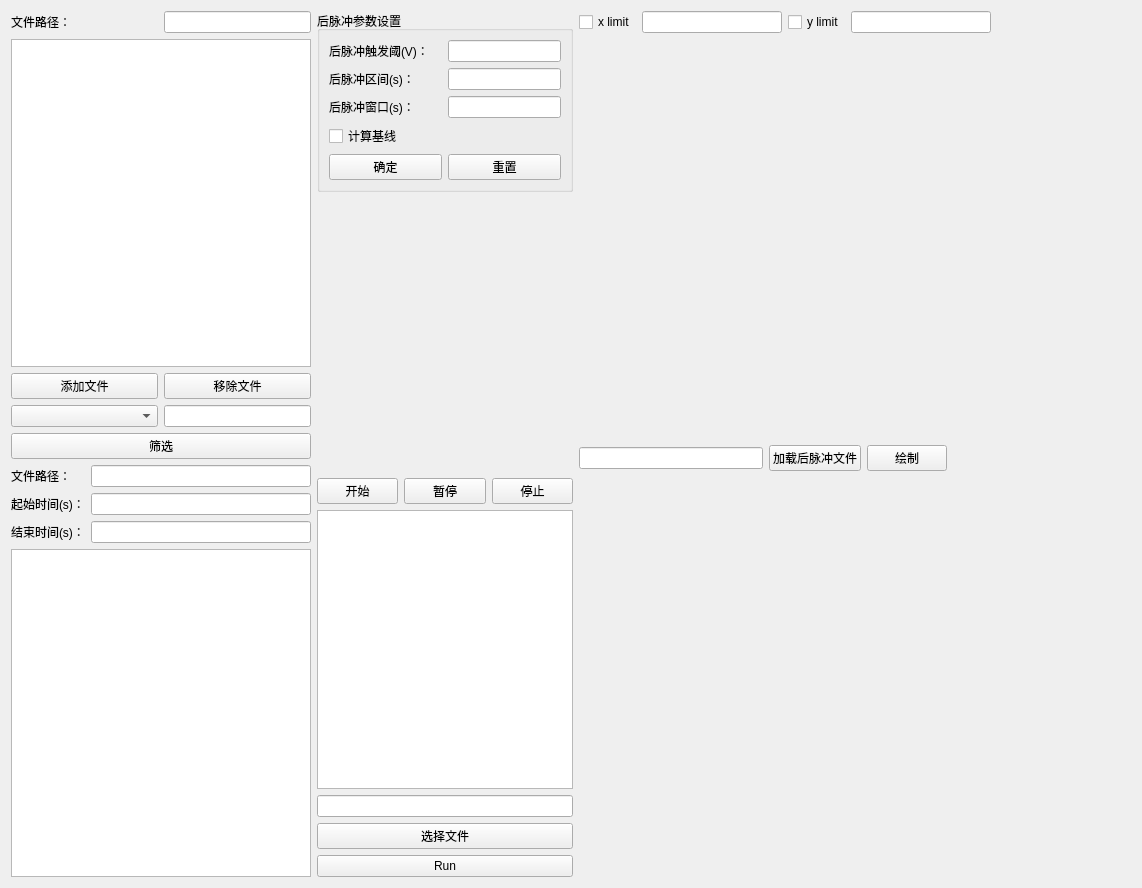
Old version of the form DesignerUi/UiAfterPulse.ui in the repository PENG-HuaXing/oscilloscope.
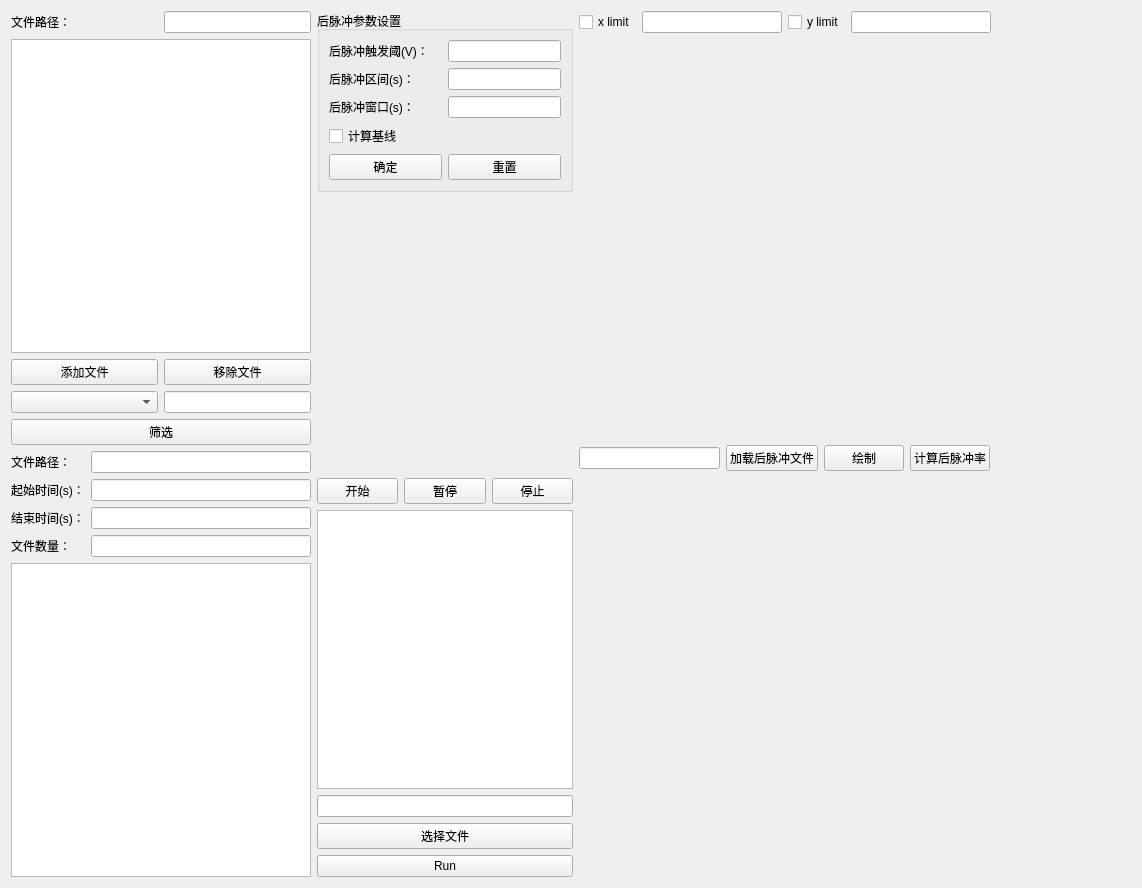
New version of the form.

Diff of the .ui file:
```diff
--- a/DesignerUi/UiAfterPulse.ui
+++ b/DesignerUi/UiAfterPulse.ui
@@ -15,7 +15,7 @@
   </property>
   <layout class="QHBoxLayout" name="horizontalLayout_8">
    <item>
-    <layout class="QVBoxLayout" name="verticalLayout_3">
+    <layout class="QVBoxLayout" name="verticalLayout_2">
      <item>
       <layout class="QHBoxLayout" name="horizontalLayout_5">
        <item>
@@ -37,8 +37,6 @@
        </item>
       </layout>
      </item>
-     <item>
-      <layout class="QVBoxLayout" name="verticalLayout_2">
        <item>
         <widget class="QListView" name="listView">
          <property name="sizePolicy">
@@ -168,6 +166,26 @@
            </property>
           </widget>
          </item>
+       <item row="3" column="0">
+        <widget class="QLabel" name="label_9">
+         <property name="text">
+          <string>文件数量：</string>
+         </property>
+        </widget>
+       </item>
+       <item row="3" column="1">
+        <widget class="QLineEdit" name="lineEdit_14">
+         <property name="sizePolicy">
+          <sizepolicy hsizetype="Minimum" vsizetype="Fixed">
+           <horstretch>0</horstretch>
+           <verstretch>0</verstretch>
+          </sizepolicy>
+         </property>
+         <property name="readOnly">
+          <bool>true</bool>
+         </property>
+        </widget>
+       </item>
         </layout>
        </item>
        <item>
@@ -185,8 +203,6 @@
        </item>
       </layout>
      </item>
-    </layout>
-   </item>
    <item>
     <layout class="QVBoxLayout" name="verticalLayout">
      <item>
@@ -358,8 +374,8 @@
     </layout>
    </item>
    <item>
-    <layout class="QVBoxLayout" name="verticalLayout_4">
-     <item>
+    <layout class="QGridLayout" name="gridLayout_3">
+     <item row="0" column="0">
       <layout class="QHBoxLayout" name="horizontalLayout">
        <item>
         <widget class="QCheckBox" name="checkBox">
@@ -402,7 +418,7 @@
      <item>
       <widget class="QWidget" name="widget_2" native="true"/>
      </item>
-     <item>
+     <item row="3" column="0">
       <layout class="QHBoxLayout" name="horizontalLayout_7">
        <item>
         <widget class="QLineEdit" name="lineEdit_12"/>
@@ -421,6 +437,13 @@
          </property>
         </widget>
        </item>
+       <item>
+        <widget class="QPushButton" name="pushButton_13">
+         <property name="text">
+          <string>计算后脉冲率</string>
+         </property>
+        </widget>
+       </item>
        <item>
         <spacer name="horizontalSpacer_2">
          <property name="orientation">
```
Left out of the diff: 11 changed lines with no effect on the pictures. Lines whose indentation alone changed are shown as unchanged.
